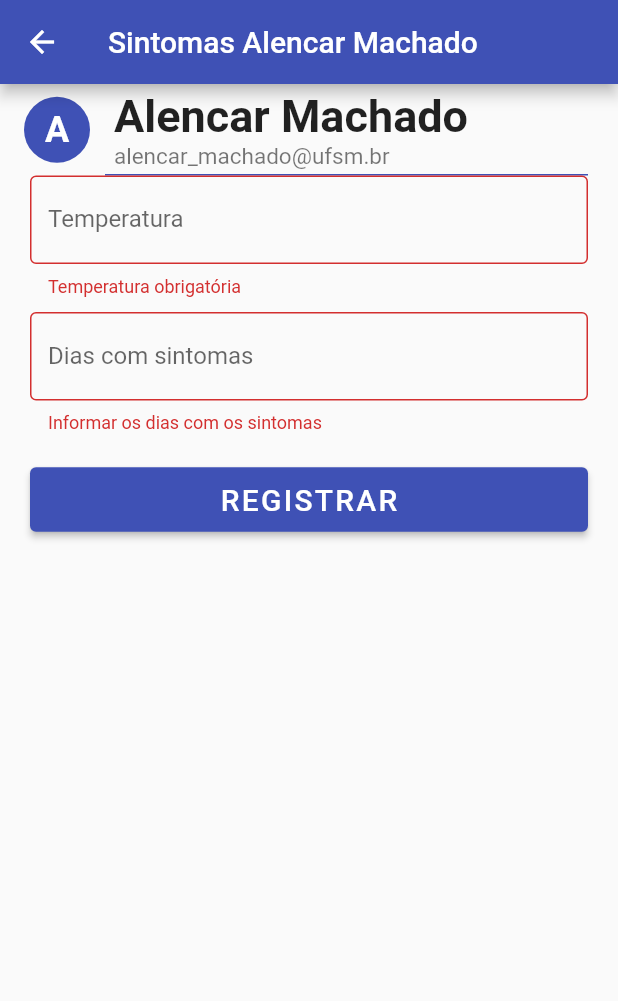
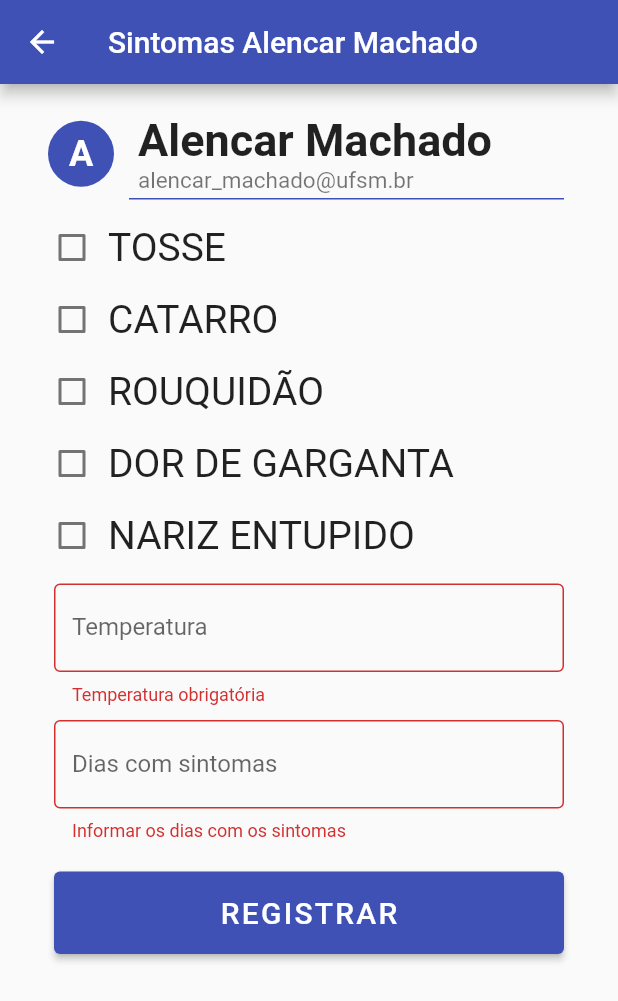
Before and after one commit to Valentim-Gab/App-covid_android, a Flutter app: the SymptomChecklist screen opened directly with empty values, after a tap on "REGISTRAR", on a phone screen of 412 x 824 dp. Shown: the top 1001 px of the screen. Run offline on Flutter 3.47's test engine with Material 2 defaults, Android fonts, the phone set to English and light mode, and no system bars; our stand-ins replace image_cropper, image_picker; missing offline and left inert: flutter_randomcolor.

```diff
--- /dev/null
+++ b/lib/models/check_symptom.dart
@@ -0,0 +1,101 @@
+import 'package:app_covid/models/patient.dart';
+
+class CheckSymptom {
+  int _id;
+  Patient _patient;
+  int _temp;
+  int _qtdDaysSymptoms;
+  bool _isCough;
+  bool _isPhlegm;
+  bool _isHoarseness;
+  bool _isSoreThroat;
+  bool _isStuffyNose;
+  DateTime _evaluationDate;
+  bool? _isSuspiciousCase;
+
+  CheckSymptom(
+    this._id,
+    this._patient,
+    this._temp,
+    this._qtdDaysSymptoms,
+    this._isStuffyNose,
+    this._isSoreThroat,
+    this._isHoarseness,
+    this._isPhlegm,
+    this._isCough,
+    this._evaluationDate,
+  ) {}
+
+  @override
+  String toString() {
+    return 'CheckSymptom {'
+        ' id: $_id,'
+        ' patient: $_patient,'
+        ' temp: $_temp,'
+        ' qtdDaysSymptoms: $_qtdDaysSymptoms,'
+        ' isCough: $_isCough,'
+        ' isPhlegm: $_isPhlegm,'
+        ' isHoarseness: $_isHoarseness,'
+        ' isSoreThroat: $_isSoreThroat,'
+        ' isStuffyNose: $_isStuffyNose,'
+        ' evaluationDate: $_evaluationDate,'
+        ' suspiciousCase: $_isSuspiciousCase'
+        ' }';
+  }
+
+  int get id => _id;
+  Patient get patient => _patient;
+  int get temp => _temp;
+  int get qtdDaysSymptoms => _qtdDaysSymptoms;
+  bool get isCough => _isCough;
+  bool get isPhlegm => _isPhlegm;
+  bool get isHoarseness => _isHoarseness;
+  bool get isSoreThroat => _isSoreThroat;
+  bool get isStuffyNose => _isStuffyNose;
+  DateTime get evaluationDate => _evaluationDate;
+  bool? get isSuspiciousCase => _isSuspiciousCase;
+
+  set id(int value) {
+    _id = value;
+  }
+
+  set patient(Patient value) {
+    _patient = value;
+  }
+
+  set temp(int value) {
+    _temp = value;
+  }
+
+  set qtdDaysSymptoms(int value) {
+    _qtdDaysSymptoms = value;
+  }
+
+  set isCough(bool value) {
+    _isCough = value;
+  }
+
+  set isPhlegm(bool value) {
+    _isPhlegm = value;
+  }
+
+  set isHoarseness(bool value) {
+    _isHoarseness = value;
+  }
+
+  set isSoreThroat(bool value) {
+    _isSoreThroat = value;
+  }
+
+  set isStuffyNose(bool value) {
+    _isStuffyNose = value;
+  }
+
+  set evaluationDate(DateTime value) {
+    _evaluationDate = value;
+  }
+
+  set isSuspiciousCase(bool? value) {
+    _isSuspiciousCase = value;
+  }
+}
--- a/lib/screens/android/checklist/symptom_checklist.dart
+++ b/lib/screens/android/checklist/symptom_checklist.dart
@@ -1,7 +1,10 @@
 import 'dart:io';
 
+import 'package:app_covid/database/check_symptom_dao.dart';
 import 'package:app_covid/database/patient_dao.dart';
+import 'package:app_covid/models/check_symptom.dart';
 import 'package:app_covid/models/patient.dart';
+import 'package:app_covid/screens/android/checklist/sc_results.dart';
 import 'package:app_covid/utils/app_colors.dart';
 import 'package:flutter/material.dart';
 
@@ -22,6 +25,12 @@ class _SymptomChecklistState extends State<SymptomChecklist> {
 
   @override
   Widget build(BuildContext context) {
+    _isCough = false;
+    _isPhlegm = false;
+    _isHoarseness = false;
+    _isSoreThroat = false;
+    _isStuffyNose = false;
+
     if (widget.idPatient != null) {
       _patient = PatientDao.getPatient(widget.idPatient!);
     }
@@ -31,32 +40,56 @@ class _SymptomChecklistState extends State<SymptomChecklist> {
         title: Text('Sintomas ${_patient?.nome ?? ''}'),
         backgroundColor: AppColors.primaryColor,
       ),
-      body: Form(
+      body: Padding(
+        padding: const EdgeInsets.all(16.0),
+        child: SingleChildScrollView(
+          child: Form(
             key: _formKeys,
             child: Column(
               children: [
                 _patientAvatar(),
+                const CheckBoxSymptom(),
                 _tempDaysSymptoms(),
-            _registerBtn(),
+                _registerBtn(context),
               ],
+            ),
+          ),
         ),
       ),
     );
   }
 
-  Widget _registerBtn() {
+  Widget _registerBtn(BuildContext context) {
     return Container(
       width: double.infinity,
       padding: const EdgeInsets.symmetric(horizontal: 20, vertical: 20),
       child: ElevatedButton(
         onPressed: () {
           if (_formKeys.currentState!.validate()) {
-            debugPrint('sasdf');
+            if (_patient != null) {
+              CheckSymptom checkSymptom = CheckSymptom(
+                0,
+                _patient!,
+                int.tryParse(tempController.text) ?? -1,
+                int.tryParse(daysController.text) ?? -1,
+                _isStuffyNose,
+                _isSoreThroat,
+                _isHoarseness,
+                _isPhlegm,
+                _isCough,
+                DateTime.now(),
+              );
+
+              // CheckSymptomDao.add(checkSymptom);
+
+              Navigator.of(context).push(MaterialPageRoute(
+                  builder: (context) => SCResults(checkSymptom)));
+            }
           }
         },
         style: ElevatedButton.styleFrom(
             backgroundColor: AppColors.primaryColor,
-            padding: const EdgeInsets.symmetric(vertical: 10)),
+            padding: const EdgeInsets.symmetric(vertical: 16)),
         child: const Text(
           'REGISTRAR',
           style: TextStyle(
@@ -155,3 +188,101 @@ class _SymptomChecklistState extends State<SymptomChecklist> {
     );
   }
 }
+
+class CheckBoxSymptom extends StatefulWidget {
+  const CheckBoxSymptom({super.key});
+
+  @override
+  State<CheckBoxSymptom> createState() => _CheckBoxSymptomState();
+}
+
+bool _isCough = false;
+bool _isPhlegm = false;
+bool _isHoarseness = false;
+bool _isSoreThroat = false;
+bool _isStuffyNose = false;
+
+class _CheckBoxSymptomState extends State<CheckBoxSymptom> {
+  @override
+  Widget build(BuildContext context) {
+    return Padding(
+      padding: const EdgeInsets.all(8.0),
+      child: Column(
+        children: [
+          _itemCheck(
+            label: 'TOSSE',
+            value: _isCough,
+            onChanged: () {
+              setState(() {
+                _isCough = !_isCough;
+              });
+            },
+          ),
+          _itemCheck(
+            label: 'CATARRO',
+            value: _isPhlegm,
+            onChanged: () {
+              setState(() {
+                _isPhlegm = !_isPhlegm;
+              });
+            },
+          ),
+          _itemCheck(
+            label: 'ROUQUIDÃO',
+            value: _isHoarseness,
+            onChanged: () {
+              setState(() {
+                _isHoarseness = !_isHoarseness;
+              });
+            },
+          ),
+          _itemCheck(
+            label: 'DOR DE GARGANTA',
+            value: _isSoreThroat,
+            onChanged: () {
+              setState(() {
+                _isSoreThroat = !_isSoreThroat;
+              });
+            },
+          ),
+          _itemCheck(
+            label: 'NARIZ ENTUPIDO',
+            value: _isStuffyNose,
+            onChanged: () {
+              setState(() {
+                _isStuffyNose = !_isStuffyNose;
+              });
+            },
+          ),
+        ],
+      ),
+    );
+  }
+
+  Widget _itemCheck(
+      {required String label,
+      required bool value,
+      required Function onChanged}) {
+    return InkWell(
+      onTap: () {
+        onChanged();
+      },
+      child: Row(
+        children: [
+          Checkbox(
+            onChanged: (bool? newValue) {
+              onChanged();
+            },
+            checkColor: Colors.green,
+            activeColor: Colors.white,
+            value: value,
+          ),
+          Text(
+            label,
+            style: const TextStyle(fontSize: 26.0),
+          )
+        ],
+      ),
+    );
+  }
+}
```
Also changed, not shown: lib/database/check_symptom_dao.dart (added, +26 -0 lines), lib/screens/android/checklist/sc_results.dart (added, +69 -0 lines), lib/screens/android/patients/patients_item.dart (+13 -0 lines), lib/services/suspected_case_service.dart (added, +54 -0 lines). Lines whose indentation alone changed are shown as unchanged.
